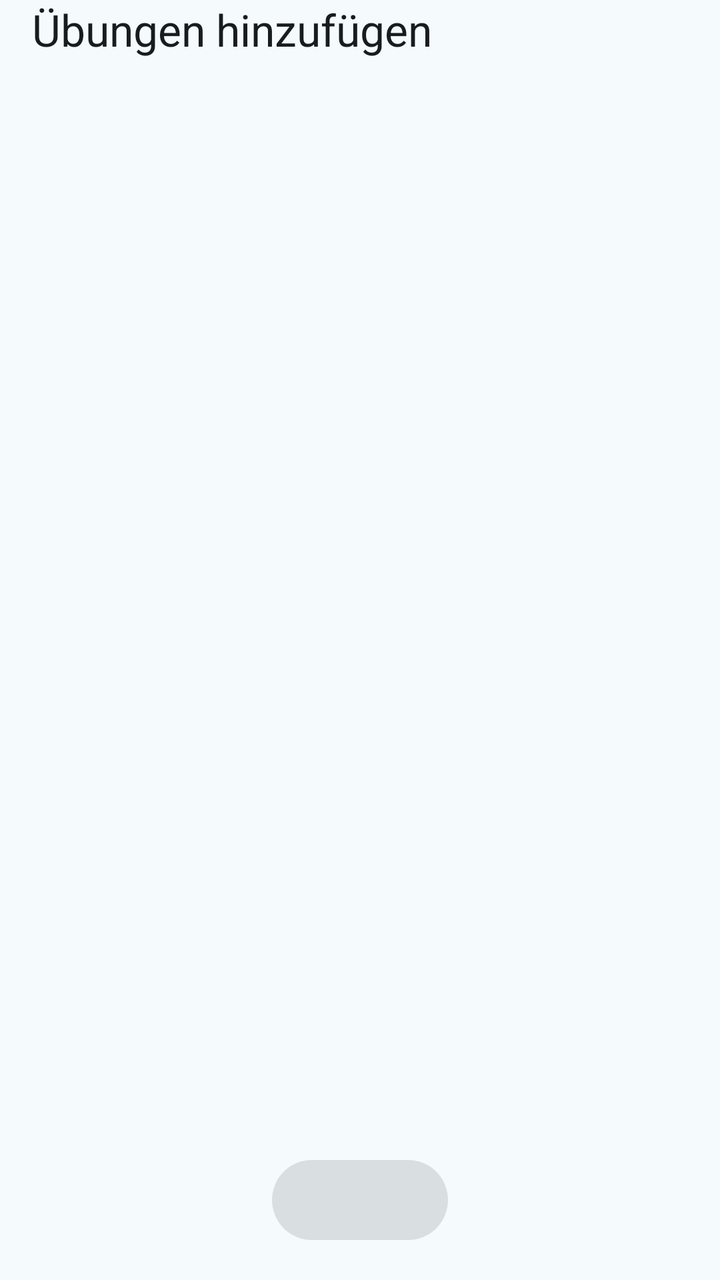
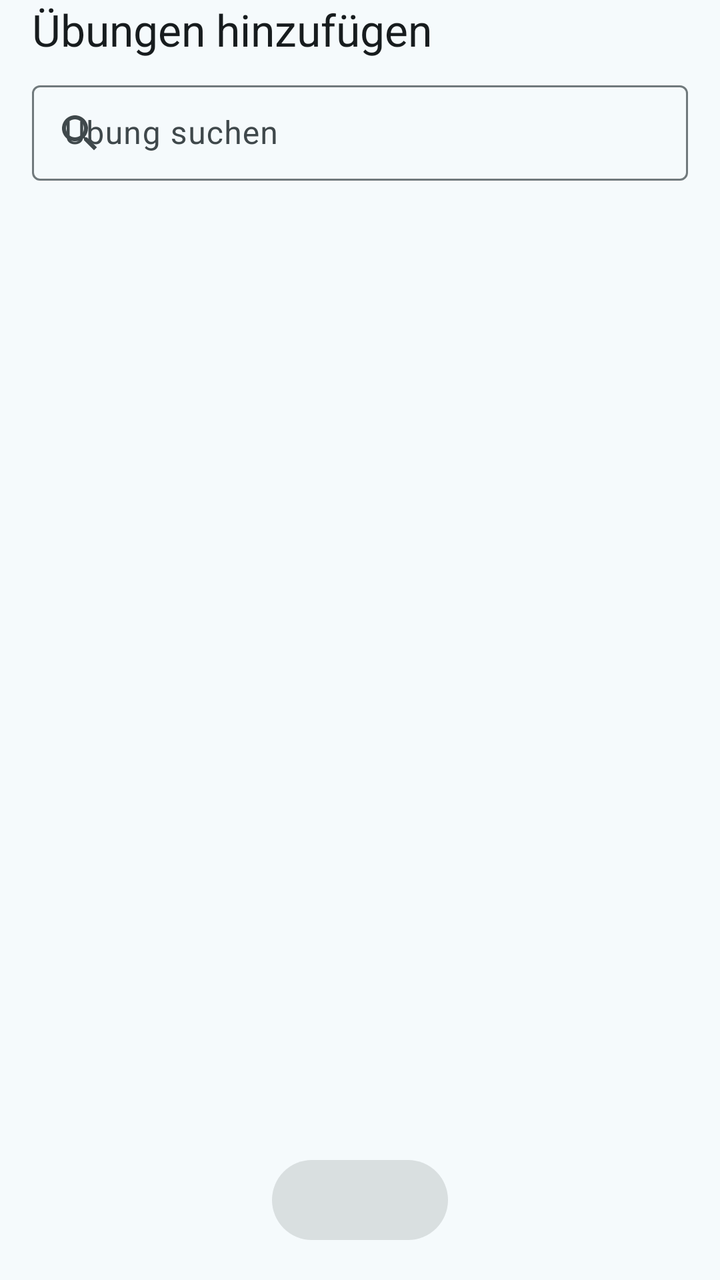

Compare the two renders of this Android layout. The source of the first and the diff that turns it into the second are given below.
<!-- AndroidManifest.xml: application theme Theme.Workout -->
<!-- res/layout/sheet_exercise_picker.xml -->
<?xml version="1.0" encoding="utf-8"?>
<LinearLayout
    xmlns:android="http://schemas.android.com/apk/res/android"
    xmlns:tools="http://schemas.android.com/tools"
    android:layout_width="match_parent"
    android:layout_height="wrap_content"
    android:orientation="vertical"
    android:paddingBottom="16dp">

    <TextView
        android:layout_width="match_parent"
        android:layout_height="wrap_content"
        android:paddingHorizontal="16dp"
        android:paddingBottom="8dp"
        android:text="@string/uebungen_hinzufuegen"
        android:textAppearance="?attr/textAppearanceTitleLarge"/>

    <androidx.recyclerview.widget.RecyclerView
        android:id="@+id/listExercises"
        android:layout_width="match_parent"
        android:layout_height="wrap_content"
        android:layout_weight="1"
        tools:ignore="InefficientWeight"/>

    <com.google.android.material.button.MaterialButton
        android:id="@+id/btnAdd"
        style="@style/Widget.Material3.Button"
        android:layout_width="wrap_content"
        android:layout_height="wrap_content"
        android:layout_gravity="center_horizontal"
        android:layout_marginHorizontal="16dp"
        android:layout_marginTop="8dp"
        android:enabled="false"/>
</LinearLayout>
<!-- resources referenced by this layout -->
<resources>
  <string name="uebungen_hinzufuegen">Übungen hinzufügen</string>
  <style name="Theme.Workout" parent="Base.Theme.Workout" />
  <color name="primary">#00687A</color>
  <color name="on_primary">#FFFFFF</color>
  <color name="primary_container">#ACEDFF</color>
  <color name="on_primary_container">#001F26</color>
  <color name="primary_inverse">#84D2E7</color>
  <color name="secondary">#4B6269</color>
  <color name="on_secondary">#FFFFFF</color>
  <color name="secondary_container">#CEE7EF</color>
  <color name="on_secondary_container">#061F25</color>
  <color name="tertiary">#565D7E</color>
  <color name="on_tertiary">#FFFFFF</color>
  <color name="tertiary_container">#DDE1FF</color>
  <color name="on_tertiary_container">#131A37</color>
  <color name="error">#BA1A1A</color>
  <color name="on_error">#FFFFFF</color>
  <color name="error_container">#FFDAD6</color>
  <color name="on_error_container">#410002</color>
  <color name="surface">#F5FAFC</color>
  <color name="on_surface">#171C1E</color>
  <color name="surface_variant">#DBE4E7</color>
  <color name="on_surface_variant">#3F484B</color>
  <color name="surface_inverse">#2B3133</color>
  <color name="on_surface_inverse">#ECF2F4</color>
  <color name="surface_dim">#D5DBDD</color>
  <color name="surface_bright">#F5FAFC</color>
  <color name="surface_container_lowest">#FFFFFF</color>
  <color name="surface_container_low">#EFF4F7</color>
  <color name="surface_container">#E9EFF1</color>
  <color name="surface_container_high">#E3E9EB</color>
  <color name="surface_container_highest">#DEE3E6</color>
  <color name="outline">#70797C</color>
  <color name="outline_variant">#BFC8CB</color>
  <!-- unchanged entries left out for length: 1 -->
</resources>

<!-- the commit's change to res/layout/sheet_exercise_picker.xml (unified diff, before → after) -->
@@ -14,6 +14,23 @@
         android:paddingBottom="8dp"
         android:text="@string/uebungen_hinzufuegen"
         android:textAppearance="?attr/textAppearanceTitleLarge"/>
+
+    <include
+        android:id="@+id/search"
+        layout="@layout/view_exercise_search"
+        android:layout_width="match_parent"
+        android:layout_height="wrap_content"
+        android:layout_marginHorizontal="16dp"
+        android:layout_marginBottom="8dp"/>
+
+    <TextView
+        android:id="@+id/txtNoMatch"
+        android:layout_width="match_parent"
+        android:layout_height="wrap_content"
+        android:gravity="center_horizontal"
+        android:padding="24dp"
+        android:text="@string/keine_uebung_gefunden"
+        android:visibility="gone"/>
 
     <androidx.recyclerview.widget.RecyclerView
         android:id="@+id/listExercises"
@@ -32,3 +49,23 @@
         android:layout_marginTop="8dp"
         android:enabled="false"/>
 </LinearLayout>
+<!-- res/layout/view_exercise_search.xml (included above) -->
+<?xml version="1.0" encoding="utf-8"?>
+<com.google.android.material.textfield.TextInputLayout
+    xmlns:android="http://schemas.android.com/apk/res/android"
+    xmlns:app="http://schemas.android.com/apk/res-auto"
+    style="@style/Widget.Material3.TextInputLayout.OutlinedBox.Dense"
+    android:layout_width="match_parent"
+    android:layout_height="wrap_content"
+    android:hint="@string/uebung_suchen"
+    app:endIconMode="clear_text"
+    app:startIconDrawable="@drawable/ic_search">
+
+    <com.google.android.material.textfield.TextInputEditText
+        android:id="@+id/edtSearch"
+        android:layout_width="match_parent"
+        android:layout_height="wrap_content"
+        android:imeOptions="actionSearch"
+        android:inputType="text"
+        android:maxLines="1"/>
+</com.google.android.material.textfield.TextInputLayout>
<!-- resource entries referenced after the edit -->
@@ -1,5 +1,17 @@
 <!-- resources referenced by this layout -->
 <resources>
+  <!-- drawable ic_search (drawable) -->
+  <vector xmlns:android="http://schemas.android.com/apk/res/android"
+      android:width="24dp"
+      android:height="24dp"
+      android:viewportWidth="24"
+      android:viewportHeight="24">
+      <path
+          android:fillColor="#FFFFFFFF"
+          android:pathData="M15.5,14h-0.79l-0.28,-0.27C15.41,12.59 16,11.11 16,9.5 16,5.91 13.09,3 9.5,3S3,5.91 3,9.5 5.91,16 9.5,16c1.61,0 3.09,-0.59 4.23,-1.57l0.27,0.28v0.79l5,4.99L20.49,19l-4.99,-5zM9.5,14C7.01,14 5,11.99 5,9.5S7.01,5 9.5,5 14,7.01 14,9.5 11.99,14 9.5,14z"/>
+  </vector>
+  <string name="keine_uebung_gefunden">Keine Übung gefunden</string>
+  <string name="uebung_suchen">Übung suchen</string>
   <string name="uebungen_hinzufuegen">Übungen hinzufügen</string>
   <style name="Theme.Workout" parent="Base.Theme.Workout" />
   <color name="primary">#00687A</color>
